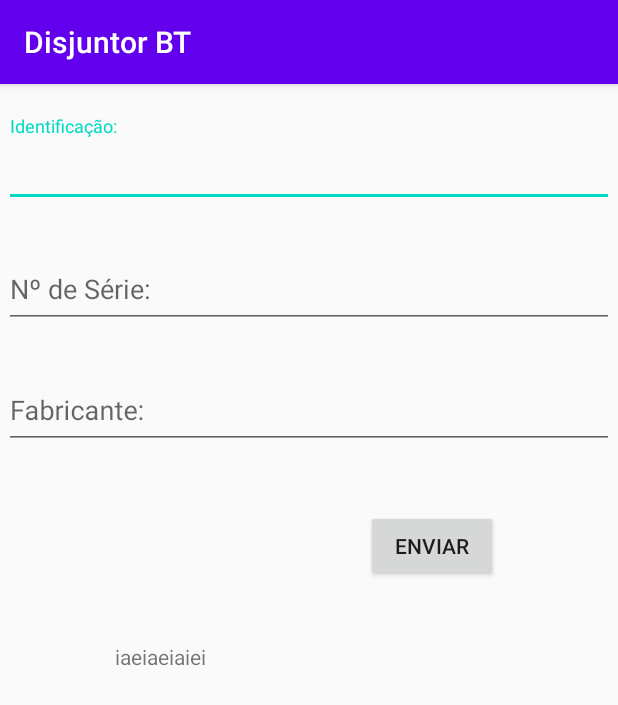
After one commit to MendesK98/Disjuntor-BT, an Android app: the Dados screen opened directly, with no data from a screen before it, on a phone screen of 412 x 824 dp. The commit adds this screen. Shown: the top 705 px of the screen. Run offline under Robolectric (Android 15) with nearby library versions, the phone set to English and light mode, and no system bars.

Commit message:
Iniciando tela de Dados

```diff
--- a/app/build.gradle
+++ b/app/build.gradle
@@ -32,6 +32,7 @@ dependencies {
 
     implementation 'com.android.support:appcompat-v7:28.0.0'
     implementation 'com.android.support.constraint:constraint-layout:2.0.4'
+    implementation 'com.android.support:design:28.0.0'
     testImplementation 'junit:junit:4.13.2'
     androidTestImplementation 'com.android.support.test:runner:1.0.2'
     androidTestImplementation 'com.android.support.test.espresso:espresso-core:3.0.2'
--- /dev/null
+++ b/app/src/main/java/com/example/disjuntorbt/Dados.java
@@ -0,0 +1,40 @@
+package com.example.disjuntorbt;
+
+import android.support.design.widget.TextInputEditText;
+import android.support.v7.app.AppCompatActivity;
+import android.os.Bundle;
+import android.view.View;
+import android.widget.Button;
+import android.widget.TextView;
+
+public class Dados extends AppCompatActivity {
+
+    @Override
+    protected void onCreate(Bundle savedInstanceState) {
+        super.onCreate(savedInstanceState);
+        setContentView(R.layout.activity_dados);
+
+        TextInputEditText id = (TextInputEditText) findViewById(R.id.itId);
+        TextInputEditText nS = (TextInputEditText) findViewById(R.id.itSN);
+        TextInputEditText fab = (TextInputEditText) findViewById(R.id.itFab);
+        Button send = (Button) findViewById(R.id.send);
+        TextView res = (TextView) findViewById(R.id.tvShowR);
+
+        send.setOnClickListener(new View.OnClickListener() {
+            @Override
+            public void onClick(View view) {
+
+                String idV = id.getText().toString();
+                String nSV = nS.getText().toString();
+                String fabric = fab.getText().toString();
+
+                String result ="Identificação: ".concat(idV).concat("\nNúmero de Série: ".concat(nSV).concat("\nFabicante: ".concat(fabric)));
+
+                res.setText(result);
+
+            }
+        });
+
+
+    }
+}
--- a/app/src/main/java/com/example/disjuntorbt/MainActivity.java
+++ b/app/src/main/java/com/example/disjuntorbt/MainActivity.java
@@ -17,14 +17,15 @@ public class MainActivity extends AppCompatActivity {
         setContentView(R.layout.activity_main);
 
         Intent i = new Intent (this, Disjuntores.class);
-        String msg = "Guts";
+
 
         Button btCadastro = (Button) findViewById(R.id.btCadastro);
         btCadastro.setOnClickListener(new View.OnClickListener() {
             @Override
             public void onClick(View view) {
+                String msg = "Disjuntores de Baixa Tensão";
+                i.putExtra(Intent.EXTRA_TEXT, msg);
                 startActivity(i);
-                i.putExtra("mensagem", msg);
             }
         });
     }
--- /dev/null
+++ b/app/src/main/res/layout/activity_dados.xml
@@ -0,0 +1,99 @@
+<?xml version="1.0" encoding="utf-8"?>
+<android.support.constraint.ConstraintLayout xmlns:android="http://schemas.android.com/apk/res/android"
+    xmlns:app="http://schemas.android.com/apk/res-auto"
+    xmlns:tools="http://schemas.android.com/tools"
+    android:layout_width="match_parent"
+    android:layout_height="match_parent"
+
+    android:layout_margin="1dp"
+    android:layout_marginStart="1dp"
+    android:layout_marginLeft="1dp"
+    android:layout_marginTop="1dp"
+    android:layout_marginEnd="1dp"
+    android:layout_marginRight="1dp"
+    android:layout_marginBottom="1dp"
+    tools:context=".Dados">
+
+    <android.support.design.widget.TextInputLayout
+        android:id="@+id/textInputLayout"
+        android:layout_width="match_parent"
+        android:layout_height="wrap_content"
+        android:layout_marginStart="1dp"
+        android:layout_marginTop="20dp"
+        android:layout_marginEnd="1dp"
+        app:layout_constraintEnd_toEndOf="parent"
+        app:layout_constraintStart_toStartOf="parent"
+        app:layout_constraintTop_toTopOf="parent">
+
+        <android.support.design.widget.TextInputEditText
+            android:id="@+id/itId"
+            android:layout_width="match_parent"
+            android:layout_height="50dp"
+            android:hint="@string/id"
+            android:textColorHint="#546E7A" />
+
+
+    </android.support.design.widget.TextInputLayout>
+
+    <android.support.design.widget.TextInputLayout
+        android:id="@+id/textInputLayout2"
+        android:layout_width="match_parent"
+        android:layout_height="wrap_content"
+        android:layout_marginStart="1dp"
+        android:layout_marginTop="20dp"
+        android:layout_marginEnd="1dp"
+        app:layout_constraintEnd_toEndOf="parent"
+        app:layout_constraintStart_toStartOf="parent"
+        app:layout_constraintTop_toBottomOf="@+id/textInputLayout">
+
+        <android.support.design.widget.TextInputEditText
+            android:id="@+id/itSN"
+            android:layout_width="match_parent"
+            android:layout_height="50dp"
+            android:hint="@string/n_serie" />
+    </android.support.design.widget.TextInputLayout>
+
+    <android.support.design.widget.TextInputLayout
+        android:id="@+id/textInputLayout3"
+        android:layout_width="match_parent"
+        android:layout_height="61dp"
+        android:layout_marginStart="1dp"
+        android:layout_marginTop="20dp"
+        android:layout_marginEnd="1dp"
+        app:layout_constraintEnd_toEndOf="parent"
+        app:layout_constraintStart_toStartOf="parent"
+        app:layout_constraintTop_toBottomOf="@+id/textInputLayout2">
+
+        <android.support.design.widget.TextInputEditText
+            android:id="@+id/itFab"
+            android:layout_width="match_parent"
+            android:layout_height="50dp"
+            android:hint="@string/fabricante" />
+    </android.support.design.widget.TextInputLayout>
+
+    <Button
+        android:id="@+id/send"
+        android:layout_width="wrap_content"
+        android:layout_height="wrap_content"
+        android:layout_marginStart="213dp"
+        android:layout_marginTop="40dp"
+        android:layout_marginEnd="50dp"
+        android:text="@string/Send"
+        app:layout_constraintEnd_toEndOf="parent"
+        app:layout_constraintStart_toStartOf="parent"
+        app:layout_constraintTop_toBottomOf="@+id/textInputLayout3" />
+
+    <TextView
+        android:id="@+id/tvShowR"
+        android:layout_width="255dp"
+        android:layout_height="97dp"
+        android:layout_marginStart="36dp"
+        android:layout_marginTop="40dp"
+        android:layout_marginEnd="39dp"
+        android:text="iaeiaeiaiei"
+        app:layout_constraintEnd_toEndOf="parent"
+        app:layout_constraintStart_toStartOf="parent"
+        app:layout_constraintTop_toBottomOf="@+id/send" />
+
+
+</android.support.constraint.ConstraintLayout>
--- a/app/src/main/res/values/strings.xml
+++ b/app/src/main/res/values/strings.xml
@@ -1,3 +1,7 @@
 <resources>
     <string name="app_name">Disjuntor BT</string>
+    <string name="id">Identificação:</string>
+    <string name="fabricante">Fabricante:</string>
+    <string name="n_serie">Nº de Série:</string>
+    <string name="Send">Enviar</string>
 </resources>
```
Also changed, not shown: app/src/main/AndroidManifest.xml (+7 -0 lines), app/src/main/java/com/example/disjuntorbt/Disjuntores.java (+14 -4 lines), app/src/main/res/layout/activity_disjuntores.xml (+20 -17 lines).
